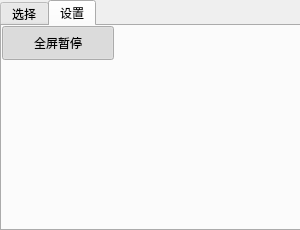
Qt form mainwindow.ui (AkntRedMH/VideoWallpaper) before a commit.
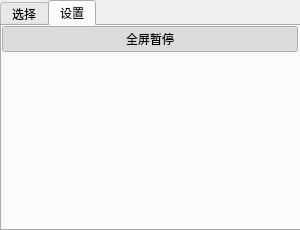
The same form after that commit. The open tabs and pages were chosen to show the change. Icons and pictures are not drawn.

Diff of the .ui file:
```diff
--- a/mainwindow.ui
+++ b/mainwindow.ui
@@ -262,8 +262,8 @@
        <rect>
         <x>0</x>
         <y>0</y>
-        <width>112</width>
-        <height>34</height>
+        <width>296</width>
+        <height>26</height>
        </rect>
       </property>
       <property name="text">
```
Left out of the diff: 2 changed lines with no effect on the pictures.
